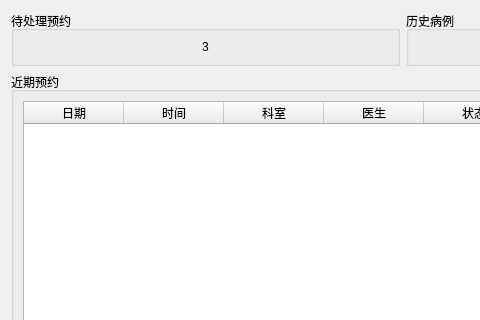
This is page_dashboard.ui in SunJianBai/patient-client as Qt 5 draws it before an edit; both pictures show x 0 to 480 and y 0 to 320 of the 1200 by 800 pixel window. The edited form follows.
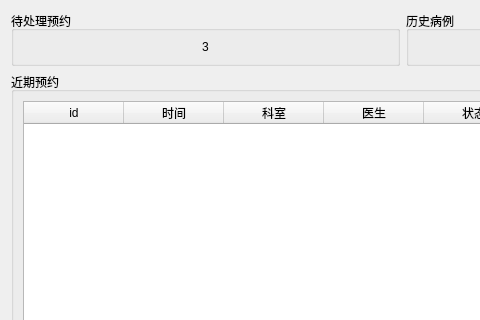
This is the edited form.

What changed in the file:
```diff
--- a/page_dashboard.ui
+++ b/page_dashboard.ui
@@ -87,7 +87,7 @@
          <widget class="QTableWidget" name="tableRecentAppointment">
           <column>
            <property name="text">
-            <string>日期</string>
+            <string>id</string>
            </property>
           </column>
           <column>
```
Left out of the diff: 6 changed lines with no effect on the pictures.
